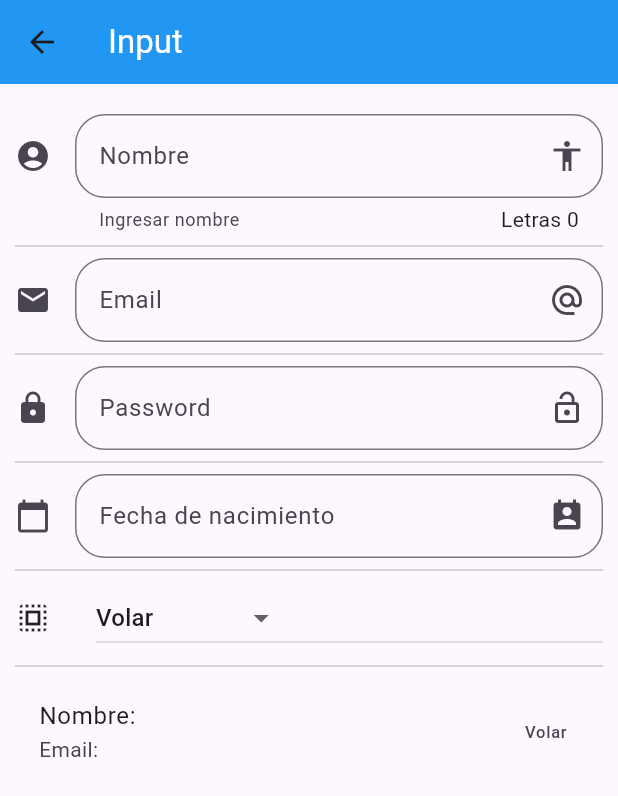
After one commit to deniswou/flutter_app, a Flutter app: the InputPage screen opened by its route, on a phone screen of 412 x 824 dp. The commit adds this screen. Shown: the top 796 px of the screen. Run offline on Flutter 3.47's test engine with Material 3 defaults, Android fonts, the phone set to English and light mode, and no system bars.

Commit message:
add dates, drops, checks scroll and final futures

```diff
--- /dev/null
+++ b/lib/src/pages/input_page.dart
@@ -0,0 +1,181 @@
+import 'package:flutter/material.dart';
+
+class InputPage extends StatefulWidget {
+  @override
+  _InputPage createState() => _InputPage();
+}
+
+class _InputPage extends State<InputPage> {
+  String _nombre = "";
+  String _email = "";
+  String _password = "";
+  String _fecha = "";
+  String _opcionSeleccionada = 'Volar';
+  List<String> _poderes = ['Volar', 'Rayos X', 'Super Aliento', 'Super Fuerza'];
+
+  TextEditingController _inputFieldDateController = new TextEditingController();
+
+  @override
+  Widget build(BuildContext context) {
+    return Scaffold(
+      appBar: AppBar(
+        title: Text('Input', style: TextStyle(color: Colors.white)),
+        backgroundColor: Colors.blue,
+      ),
+      body: ListView(
+        padding: EdgeInsets.symmetric(horizontal: 10.0, vertical: 20.0),
+        children: <Widget>[
+          _crearInput(),
+          Divider(),
+          _crearEmail(),
+          Divider(),
+          _crearPassword(),
+          Divider(),
+          _crearFecha(context),
+          Divider(),
+          _crearDropdown(),
+          Divider(),
+          _crearPersona(),
+        ],
+      ),
+    );
+  }
+
+  Widget _crearInput() {
+    return TextField(
+      autofocus: false,
+      textCapitalization: TextCapitalization.sentences,
+      decoration: InputDecoration(
+        border: OutlineInputBorder(
+          borderRadius: BorderRadius.circular(20.0),
+        ),
+        counter: Text('Letras ${_nombre.length}'),
+        hintText: 'Nombre de la persona',
+        labelText: 'Nombre',
+        helperText: 'Ingresar nombre',
+        suffixIcon: Icon(Icons.accessibility),
+        icon: Icon(Icons.account_circle),
+      ),
+      onChanged: (valor) {
+        setState(() {
+          _nombre = valor;
+        });
+      },
+    );
+  }
+
+  Widget _crearPersona() {
+    return ListTile(
+      title: Text('Nombre: $_nombre'),
+      subtitle: Text('Email: $_email'),
+      trailing: Text(_opcionSeleccionada),
+    );
+  }
+
+  Widget _crearEmail() {
+    return TextField(
+        keyboardType: TextInputType.emailAddress,
+        decoration: InputDecoration(
+          border: OutlineInputBorder(
+            borderRadius: BorderRadius.circular(20.0),
+          ),
+          hintText: 'Email de la persona',
+          labelText: 'Email',
+          suffixIcon: Icon(Icons.alternate_email),
+          icon: Icon(Icons.email),
+        ),
+        onChanged: (valor) => setState(() {
+              _email = valor;
+            }));
+  }
+
+  _crearPassword() {
+    return TextField(
+        obscureText: true,
+        decoration: InputDecoration(
+          border: OutlineInputBorder(
+            borderRadius: BorderRadius.circular(20.0),
+          ),
+          hintText: 'Password',
+          labelText: 'Password',
+          suffixIcon: Icon(Icons.lock_open),
+          icon: Icon(Icons.lock),
+        ),
+        onChanged: (valor) => setState(() {
+              _password = valor;
+            }));
+  }
+
+  Widget _crearFecha(BuildContext context){
+    return TextField(
+        controller: _inputFieldDateController,
+        enableInteractiveSelection: false,
+        decoration: InputDecoration(
+            border: OutlineInputBorder(
+              borderRadius: BorderRadius.circular(20.0),
+            ),
+            hintText: 'Fecha de nacimiento',
+            labelText: 'Fecha de nacimiento',
+            suffixIcon: Icon(Icons.perm_contact_calendar),
+            icon: Icon(Icons.calendar_today)),
+        onTap: () {
+          FocusScope.of(context).requestFocus(new FocusNode());
+          _selectDate(context);
+        });
+  }
+
+   Future<void> _selectDate(BuildContext context) async {
+    final DateTime? picked = await showDatePicker(
+      context: context,
+      locale: const Locale("es", "ES"),
+      initialDate: new DateTime.now(),
+      firstDate: new DateTime(2020),
+      lastDate: new DateTime(2025));
+
+    if (picked != null) {
+      setState(() {
+          _fecha = picked.toString();
+          _inputFieldDateController.text = _fecha;
+      });
+    }
+  }
+
+    List<DropdownMenuItem<String>> getOpcionesDropdown() {
+
+    List<DropdownMenuItem<String>> lista = [];
+
+    _poderes.forEach( (poder){
+
+      lista.add( DropdownMenuItem(
+        child: Text(poder),
+        value: poder,
+      ));
+
+    });
+
+    return lista;
+
+  }
+
+    Widget _crearDropdown() {
+
+    return Row(
+      children: <Widget>[
+        Icon(Icons.select_all),
+        SizedBox(width: 30.0),
+        Expanded(
+          child: DropdownButton(
+            value: _opcionSeleccionada,
+            items: getOpcionesDropdown(),
+            onChanged: (opt) {
+              setState(() {
+                _opcionSeleccionada = opt!;
+              });
+            },
+          ),
+        )
+
+      ],
+    );
+  }
+}
--- a/lib/src/routes/routes.dart
+++ b/lib/src/routes/routes.dart
@@ -4,6 +4,9 @@ import 'package:flutter_app/src/pages/animated_container.dart';
 import 'package:flutter_app/src/pages/avatar_page.dart';
 import 'package:flutter_app/src/pages/card_page.dart';
 import 'package:flutter_app/src/pages/home_page.dart';
+import 'package:flutter_app/src/pages/input_page.dart';
+import 'package:flutter_app/src/pages/listview_page.dart';
+import 'package:flutter_app/src/pages/slider_page.dart';
 
 Map<String, WidgetBuilder> getApplicationRoutes(){
 return <String, WidgetBuilder>{
@@ -12,5 +15,8 @@ return <String, WidgetBuilder>{
         'avatar'            : (BuildContext context) => AvatarPage(),
         'card'              : (BuildContext context) => CardPage(),
         'animatedContainer' : (BuildContext context) => AnimatedContainerPage(),
+        'inputs'            : (BuildContext context) => InputPage(),
+        'slider'            : (BuildContext context) => SliderPage(),
+        'list'              : (BuildContext context) => ListaPage(),
 };
 }
--- a/pubspec.yaml
+++ b/pubspec.yaml
@@ -35,6 +35,8 @@ dependencies:
   # The following adds the Cupertino Icons font to your application.
   # Use with the CupertinoIcons class for iOS style icons.
   cupertino_icons: ^1.0.6
+  flutter_localizations:
+    sdk: flutter
 
 dev_dependencies:
   flutter_test:
```
Also changed, not shown: data/menu_opts.json (+15 -0 lines), lib/main.dart (+8 -2 lines), lib/src/pages/listview_page.dart (added, +168 -0 lines), lib/src/pages/slider_page.dart (added, +100 -0 lines), lib/src/utils/icono_string_util.dart (+8 -5 lines), pubspec.lock.
